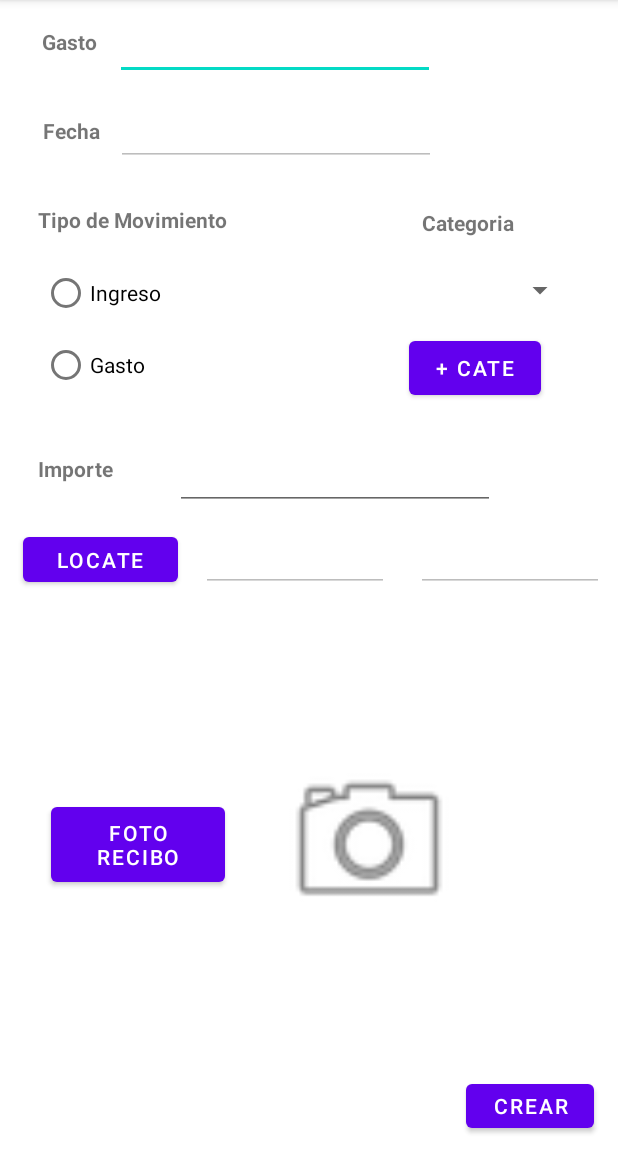
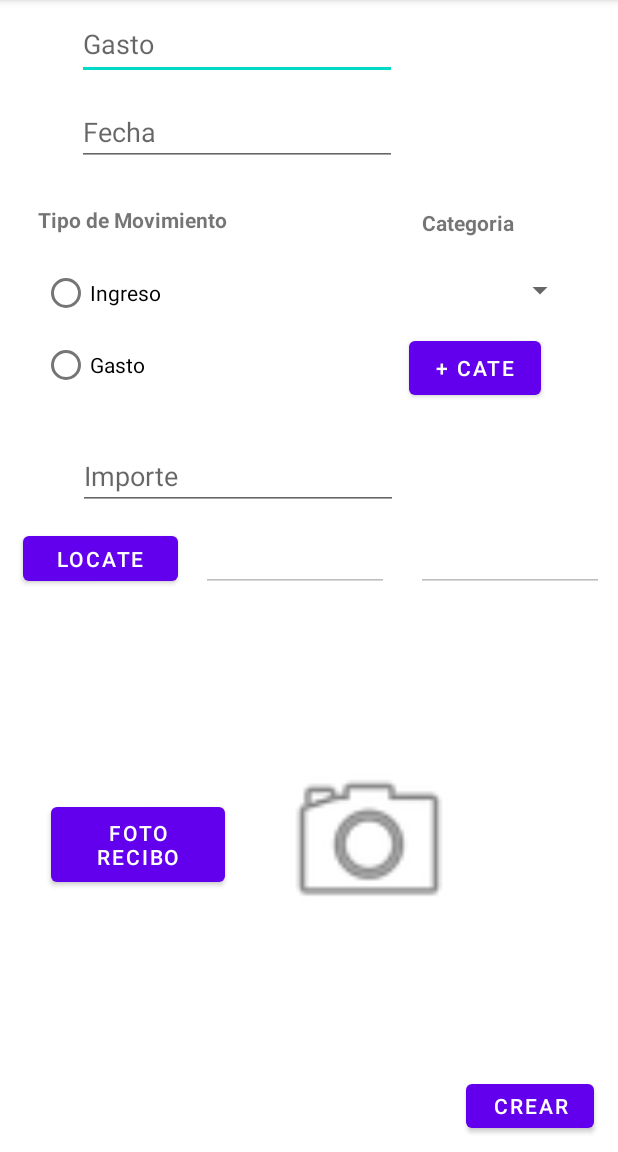
Before and after one commit to vicentjordi/MyWonderfulMoneyControl, an Android app: the activity_Movimiento screen opened directly, with no data from a screen before it, on a phone screen of 412 x 824 dp, the part 84-1236 px from its top. Run offline under Robolectric (Android 15) with nearby library versions, the phone set to English and light mode, and no system bars.

Commit message:
+DatePicker +Inici crearMovimiento +Modificació SQLite(Tabla Categoria) +Modificació disseny +Codi comentat

```diff
--- a/app/src/main/java/edu/jordivicent/mywonderfulmoneycontrol/MainActivity.kt
+++ b/app/src/main/java/edu/jordivicent/mywonderfulmoneycontrol/MainActivity.kt
@@ -28,7 +28,7 @@ class MainActivity : AppCompatActivity() {
         verPermisos()
     }//end_OnCreate
 
-    fun verPermisos(){
+    private fun verPermisos(){
         if ((ContextCompat.checkSelfPermission(this,
                 android.Manifest.permission.ACCESS_COARSE_LOCATION) !=
                     PackageManager.PERMISSION_GRANTED
--- a/app/src/main/java/edu/jordivicent/mywonderfulmoneycontrol/Utils/miSQLiteHelper.kt
+++ b/app/src/main/java/edu/jordivicent/mywonderfulmoneycontrol/Utils/miSQLiteHelper.kt
@@ -10,10 +10,7 @@ class miSQLiteHelper(context: Context) : SQLiteOpenHelper(
     context,"moneyControl.db", null, 1) {
     override fun onCreate(db: SQLiteDatabase?) {
         val  ordenCreacion = "CREATE TABLE IF NOT EXISTS categoria " +
-                "(_id STRING PRIMARY KEY AUTOINCREMENT," +
-                "gasto TEXT NOT NULL, fecha DATE NOT NULL, " +
-                "tipo TEXT NOT NULL, categoria TEXT NOT NULL, " +
-                "importe TEXT NOT NULL, longitude TEXT, latitude TEXT, img TEXT)"
+                "(categoria TEXT PRIMARY KEY AUTOINCREMENT)"
 
         db!!.execSQL(ordenCreacion)
     }//onCreate
--- a/app/src/main/res/layout/activity_movimiento.xml
+++ b/app/src/main/res/layout/activity_movimiento.xml
@@ -6,57 +6,36 @@
     android:layout_height="match_parent"
     tools:context=".activity_Movimiento">
 
-    <TextView
-        android:id="@+id/tvGasto"
-        android:layout_width="47dp"
-        android:layout_height="29dp"
-        android:layout_marginStart="24dp"
-        android:layout_marginTop="18dp"
-        android:layout_marginEnd="8dp"
-        android:text="@string/tvGasto"
-        android:textAlignment="center"
-        android:textStyle="bold"
-        app:layout_constraintEnd_toStartOf="@+id/ptGasto"
-        app:layout_constraintStart_toStartOf="parent"
-        app:layout_constraintTop_toTopOf="parent" />
-
     <EditText
         android:id="@+id/ptGasto"
         android:layout_width="wrap_content"
         android:layout_height="wrap_content"
+        android:layout_marginStart="25dp"
         android:layout_marginTop="5dp"
         android:layout_marginEnd="122dp"
         android:ems="10"
+        android:hint="@string/rbGasto"
         android:inputType="textPersonName"
         android:minHeight="48dp"
         app:layout_constraintEnd_toEndOf="parent"
+        app:layout_constraintStart_toStartOf="parent"
         app:layout_constraintTop_toTopOf="parent"
         tools:ignore="SpeakableTextPresentCheck" />
-
-    <TextView
-        android:id="@+id/tvFecha"
-        android:layout_width="45dp"
-        android:layout_height="24dp"
-        android:layout_marginStart="25dp"
-        android:layout_marginTop="30dp"
-        android:layout_marginEnd="8dp"
-        android:text="@string/tvFecha"
-        android:textAlignment="center"
-        android:textStyle="bold"
-        app:layout_constraintEnd_toStartOf="@+id/ptFecha"
-        app:layout_constraintStart_toStartOf="parent"
-        app:layout_constraintTop_toBottomOf="@+id/tvGasto" />
 
     <EditText
         android:id="@+id/ptFecha"
         android:layout_width="wrap_content"
         android:layout_height="wrap_content"
+        android:layout_marginStart="25dp"
         android:layout_marginTop="12dp"
         android:layout_marginEnd="121dp"
+        android:clickable="false"
         android:ems="10"
-        android:enabled="false"
+        android:focusable="false"
+        android:hint="@string/tvFecha"
         android:inputType="textPersonName"
         app:layout_constraintEnd_toEndOf="parent"
+        app:layout_constraintStart_toStartOf="parent"
         app:layout_constraintTop_toBottomOf="@+id/ptGasto"
         tools:ignore="TouchTargetSizeCheck,SpeakableTextPresentCheck" />
 
@@ -118,28 +97,18 @@
         app:layout_constraintTop_toBottomOf="@+id/tvCategoria"
         tools:ignore="SpeakableTextPresentCheck,SpeakableTextPresentCheck" />
 
-    <TextView
-        android:id="@+id/tvImporte"
-        android:layout_width="67dp"
-        android:layout_height="30dp"
-        android:layout_marginStart="25dp"
-        android:layout_marginTop="35dp"
-        android:text="@string/tvImporte"
-        android:textStyle="bold"
-        app:layout_constraintStart_toStartOf="parent"
-        app:layout_constraintTop_toBottomOf="@+id/radioGroup" />
-
     <EditText
         android:id="@+id/ptImporte"
         android:layout_width="wrap_content"
         android:layout_height="wrap_content"
-        android:layout_marginStart="18dp"
+        android:layout_marginStart="25dp"
         android:layout_marginTop="27dp"
-        android:layout_marginEnd="76dp"
+        android:layout_marginEnd="120dp"
         android:ems="10"
+        android:hint="@string/tvImporte"
         android:inputType="numberDecimal"
         app:layout_constraintEnd_toEndOf="parent"
-        app:layout_constraintStart_toEndOf="@+id/tvImporte"
+        app:layout_constraintStart_toStartOf="parent"
         app:layout_constraintTop_toBottomOf="@+id/radioGroup"
         tools:ignore="TouchTargetSizeCheck,SpeakableTextPresentCheck" />
 
@@ -175,10 +144,10 @@
         android:layout_width="103dp"
         android:layout_height="42dp"
         android:layout_marginStart="15dp"
-        android:layout_marginTop="19dp"
+        android:layout_marginTop="11dp"
         android:text="@string/tvLocalizacion"
         app:layout_constraintStart_toStartOf="parent"
-        app:layout_constraintTop_toBottomOf="@+id/tvImporte" />
+        app:layout_constraintTop_toBottomOf="@+id/ptImporte" />
 
     <Button
         android:id="@+id/btAddCate"
```
Also changed, not shown: app/src/main/java/edu/jordivicent/mywonderfulmoneycontrol/Utils/DatePickerFragment.kt (added, +31 -0 lines), app/src/main/java/edu/jordivicent/mywonderfulmoneycontrol/activity_Movimiento.kt (+55 -5 lines).
